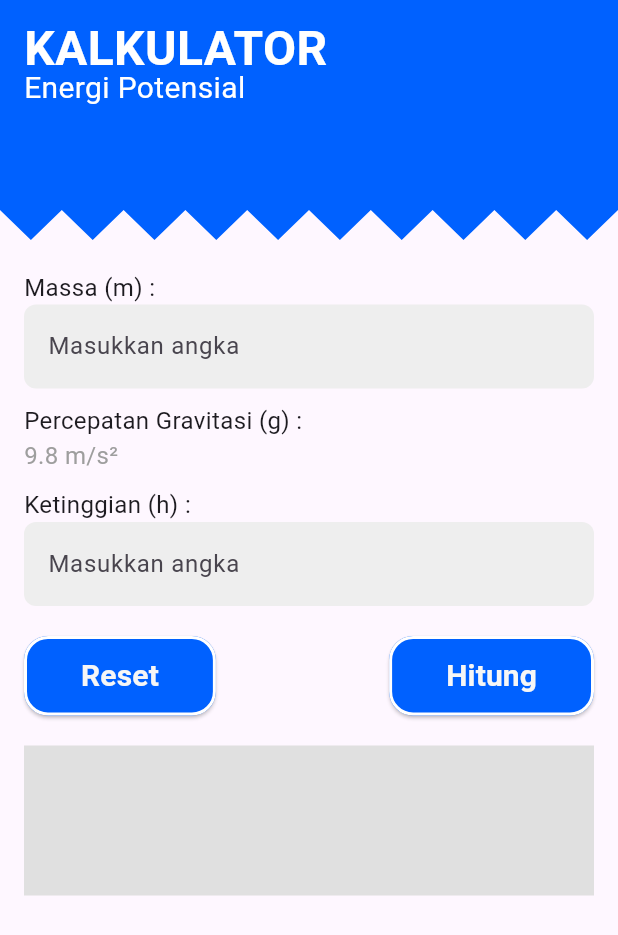
After one commit to DesrielKiki/sunco_physics, a Flutter app: the PotentialEnergyCalculatorScreen screen opened directly, on a phone screen of 412 x 824 dp. The commit adds this screen. Shown: the top 935 px of the screen. Run offline on Flutter 3.47's test engine with Material 3 defaults, Android fonts, the phone set to English and light mode, and no system bars.

Commit message:
:hammer: create calculatorList and potentialEnergyCalculator

```diff
--- a/lib/main.dart
+++ b/lib/main.dart
@@ -1,5 +1,6 @@
 import 'package:flutter/material.dart';
 import 'package:sunco_physics/presentation/navigation/app_routes.dart';
+import 'package:sunco_physics/presentation/screen/calculator/calculator/potential_energy.dart';
 
 void main() {
   runApp(const MyApp());
@@ -19,6 +20,7 @@ class MyApp extends StatelessWidget {
         colorScheme: ColorScheme.fromSeed(seedColor: Colors.deepPurple),
         useMaterial3: true,
       ),
+      //home: const PotentialEnergyCalculatorScreen(),
     );
   }
 }
--- /dev/null
+++ b/lib/presentation/screen/calculator/calculator/potential_energy.dart
@@ -0,0 +1,337 @@
+import 'package:flutter/material.dart';
+import 'package:sunco_physics/presentation/theme/color_config.dart';
+
+class PotentialEnergyCalculatorScreen extends StatefulWidget {
+  const PotentialEnergyCalculatorScreen({super.key});
+
+  @override
+  State<PotentialEnergyCalculatorScreen> createState() =>
+      _PotentialEnergyCalculatorScreenState();
+}
+
+class _PotentialEnergyCalculatorScreenState
+    extends State<PotentialEnergyCalculatorScreen>
+    with TickerProviderStateMixin {
+  final TextEditingController _massaController = TextEditingController();
+  final TextEditingController _ketinggianController = TextEditingController();
+  String _result = '';
+
+  late AnimationController _animationController;
+  late Animation<double> _animation;
+  late Animation<double> _shadowAnimation;
+  late Animation<double> _opacityAnimation;
+
+  void _resetFields() {
+    setState(() {
+      _massaController.clear();
+      _ketinggianController.clear();
+      _result = '';
+    });
+  }
+
+  void _calculateEnergy() {
+    final double? massa = double.tryParse(_massaController.text);
+    final double? ketinggian = double.tryParse(_ketinggianController.text);
+    const double gravitasi = 9.8;
+
+    if (massa != null && ketinggian != null) {
+      final double energiPotensial = massa * gravitasi * ketinggian;
+      setState(() {
+        _result = 'Energi Potensial: $energiPotensial Joule';
+      });
+    } else {
+      setState(() {
+        _result = 'Input tidak valid!';
+      });
+    }
+  }
+
+  @override
+  void initState() {
+    super.initState();
+
+    // Animasi untuk header, shadow, dan opacity
+    _animationController = AnimationController(
+      duration: const Duration(milliseconds: 600),
+      vsync: this,
+    );
+
+    _animation = Tween<double>(begin: -200, end: 0).animate(
+      CurvedAnimation(parent: _animationController, curve: Curves.easeInOut),
+    );
+
+    _shadowAnimation = Tween<double>(begin: 0, end: 1).animate(
+      CurvedAnimation(parent: _animationController, curve: Curves.easeInOut),
+    );
+
+    _opacityAnimation = Tween<double>(begin: 0, end: 1).animate(
+      CurvedAnimation(parent: _animationController, curve: Curves.easeInOut),
+    );
+
+    // Mulai animasi saat screen dibuka
+    _animationController.forward();
+  }
+
+  @override
+  void dispose() {
+    _animationController.dispose();
+    super.dispose();
+  }
+
+  @override
+  Widget build(BuildContext context) {
+    return Scaffold(
+      body: SingleChildScrollView(
+        child: Column(
+          children: [
+            Stack(
+              clipBehavior: Clip.none,
+              children: [
+                // Layer Shadow dengan animasi tanpa zigzag
+                Positioned(
+                  top: _animation.value *
+                      0.4, // Mengubah posisi shadow mengikuti header
+                  left: 0,
+                  right: 0,
+                  child: ClipPath(
+                    clipper: ZigzagClipper(), // Hanya untuk header
+                    child: Container(
+                      height: 150,
+                      decoration: BoxDecoration(
+                        boxShadow: [
+                          BoxShadow(
+                            color: Colors.black.withOpacity(0.3),
+                            blurRadius: _shadowAnimation.value *
+                                16.0, // Mengatur blur agar lebih halus
+                            offset: Offset(
+                                0,
+                                _shadowAnimation.value *
+                                    4), // Offset shadow mengikuti gerakan
+                            spreadRadius: _shadowAnimation.value *
+                                2.0, // Spread lebih terkendali
+                          ),
+                        ],
+                      ),
+                    ),
+                  ),
+                ),
+                // Layer Zigzag Header dengan animasi
+                AnimatedBuilder(
+                  animation: _animation,
+                  builder: (context, child) {
+                    return ClipPath(
+                      clipper: ZigzagClipper(),
+                      child: Transform.translate(
+                        offset: Offset(0, _animation.value),
+                        child: Container(
+                          width: double.infinity,
+                          height: 160,
+                          color: ColorConfig.darkBlue,
+                          padding: const EdgeInsets.all(16.0),
+                          child: Column(
+                            mainAxisSize: MainAxisSize.min,
+                            crossAxisAlignment: CrossAxisAlignment.start,
+                            children: [
+                              SizedBox(
+                                height: MediaQuery.of(context)
+                                    .padding
+                                    .top, // Jika tidak perlu, bisa dihapus
+                              ),
+                              // Konten Teks dengan FadeTransition
+                              FadeTransition(
+                                opacity: _opacityAnimation,
+                                child: const Text(
+                                  'KALKULATOR',
+                                  style: TextStyle(
+                                    fontSize: 32,
+                                    color: Colors.white,
+                                    fontWeight: FontWeight.bold,
+                                    height: 1,
+                                  ),
+                                ),
+                              ),
+                              FadeTransition(
+                                opacity: _opacityAnimation,
+                                child: const Text(
+                                  'Energi Potensial',
+                                  style: TextStyle(
+                                    fontSize: 20,
+                                    color: Colors.white,
+                                    height: 1,
+                                  ),
+                                ),
+                              ),
+                            ],
+                          ),
+                        ),
+                      ),
+                    );
+                  },
+                ),
+              ],
+            ),
+            const SizedBox(height: 20),
+            Padding(
+              padding: const EdgeInsets.symmetric(horizontal: 16.0),
+              child: Column(
+                crossAxisAlignment: CrossAxisAlignment.start,
+                children: [
+                  _buildInputField(
+                    label: 'Massa (m) :',
+                    controller: _massaController,
+                    hint: 'Masukkan angka',
+                  ),
+                  const SizedBox(height: 10),
+                  const Text(
+                    'Percepatan Gravitasi (g) :',
+                    style: TextStyle(fontSize: 16),
+                  ),
+                  const Text(
+                    '9.8 m/s²',
+                    style: TextStyle(fontSize: 16, color: Colors.grey),
+                  ),
+                  const SizedBox(height: 10),
+                  _buildInputField(
+                    label: 'Ketinggian (h) :',
+                    controller: _ketinggianController,
+                    hint: 'Masukkan angka',
+                  ),
+                  const SizedBox(height: 20),
+                  Row(
+                    mainAxisAlignment: MainAxisAlignment.spaceBetween,
+                    children: [
+                      ElevatedButton(
+                        onPressed: _resetFields,
+                        style: ElevatedButton.styleFrom(
+                          backgroundColor: ColorConfig.darkBlue,
+                          foregroundColor: Colors.white,
+                          padding: const EdgeInsets.symmetric(
+                              horizontal: 38.0, vertical: 12.0),
+                          shape: RoundedRectangleBorder(
+                            borderRadius: BorderRadius.circular(16.0),
+                            side: const BorderSide(
+                              color: Colors.white,
+                              width: 2.0,
+                              style: BorderStyle.solid,
+                            ),
+                          ),
+                        ),
+                        child: const Text(
+                          'Reset',
+                          style: TextStyle(
+                            fontSize: 20,
+                            color: ColorConfig.onPrimaryColor,
+                            fontWeight: FontWeight.bold,
+                          ),
+                        ),
+                      ),
+                      ElevatedButton(
+                        onPressed: _calculateEnergy,
+                        style: ElevatedButton.styleFrom(
+                          backgroundColor: ColorConfig.darkBlue,
+                          foregroundColor: Colors.white,
+                          padding: const EdgeInsets.symmetric(
+                              horizontal: 38.0, vertical: 12.0),
+                          shape: RoundedRectangleBorder(
+                            borderRadius: BorderRadius.circular(16.0),
+                            side: const BorderSide(
+                              color: Colors.white,
+                              width: 2.0,
+                              style: BorderStyle.solid,
+                            ),
+                          ),
+                        ),
+                        child: const Text(
+                          'Hitung',
+                          style: TextStyle(
+                            fontSize: 20,
+                            color: ColorConfig.onPrimaryColor,
+                            fontWeight: FontWeight.bold,
+                          ),
+                        ),
+                      ),
+                    ],
+                  ),
+                  const SizedBox(height: 20),
+                  Container(
+                    width: double.infinity,
+                    height: 100,
+                    color: Colors.grey.shade300,
+                    child: Center(
+                      child: Text(
+                        _result,
+                        style: const TextStyle(fontSize: 18),
+                        textAlign: TextAlign.center,
+                      ),
+                    ),
+                  ),
+                ],
+              ),
+            ),
+          ],
+        ),
+      ),
+    );
+  }
+
+  Widget _buildInputField({
+    required String label,
+    required TextEditingController controller,
+    required String hint,
+  }) {
+    return Column(
+      crossAxisAlignment: CrossAxisAlignment.start,
+      children: [
+        Text(
+          label,
+          style: const TextStyle(fontSize: 16),
+        ),
+        TextField(
+          controller: controller,
+          decoration: InputDecoration(
+            hintText: hint,
+            filled: true,
+            fillColor: Colors.grey.shade200,
+            border: OutlineInputBorder(
+              borderRadius: BorderRadius.circular(8.0),
+              borderSide: BorderSide.none,
+            ),
+          ),
+          keyboardType: TextInputType.number,
+        ),
+      ],
+    );
+  }
+}
+
+class ZigzagClipper extends CustomClipper<Path> {
+  @override
+  Path getClip(Size size) {
+    const double zigzagHeight = 20.0;
+    const int zigzagCount = 10;
+
+    final Path path = Path();
+    path.moveTo(0, 0);
+    path.lineTo(0, size.height - zigzagHeight);
+
+    final double zigzagWidth = size.width / (zigzagCount * 2);
+
+    for (int i = 0; i < zigzagCount; i++) {
+      path.lineTo(
+        zigzagWidth * (2 * i + 1),
+        size.height,
+      );
+      path.lineTo(
+        zigzagWidth * (2 * i + 2),
+        size.height - zigzagHeight,
+      );
+    }
+
+    path.lineTo(size.width, 0);
+    path.close();
+    return path;
+  }
+
+  @override
+  bool shouldReclip(covariant CustomClipper<Path> oldClipper) => false;
+}
--- a/lib/presentation/theme/color_config.dart
+++ b/lib/presentation/theme/color_config.dart
@@ -1,8 +1,9 @@
 import 'package:flutter/material.dart';
 
 class ColorConfig {
-  static const Color primaryColor = softCyan;
-  static const Color onPrimaryColor = Colors.white;
+  static const Color primaryColor = darkBlue;
+  static const Color onPrimaryColor = solidWhite;
+  static const Color solidWhite = Color(0xffF6F6F6);
   static const Color black = Color(0xff080808);
   static const Color softCyan = Color(0xff60EFFF);
   static const Color darkBlue = Color(0xff0061FF);
```
Also changed, not shown: lib/presentation/screen/calculator/calculator_list.dart (added).
